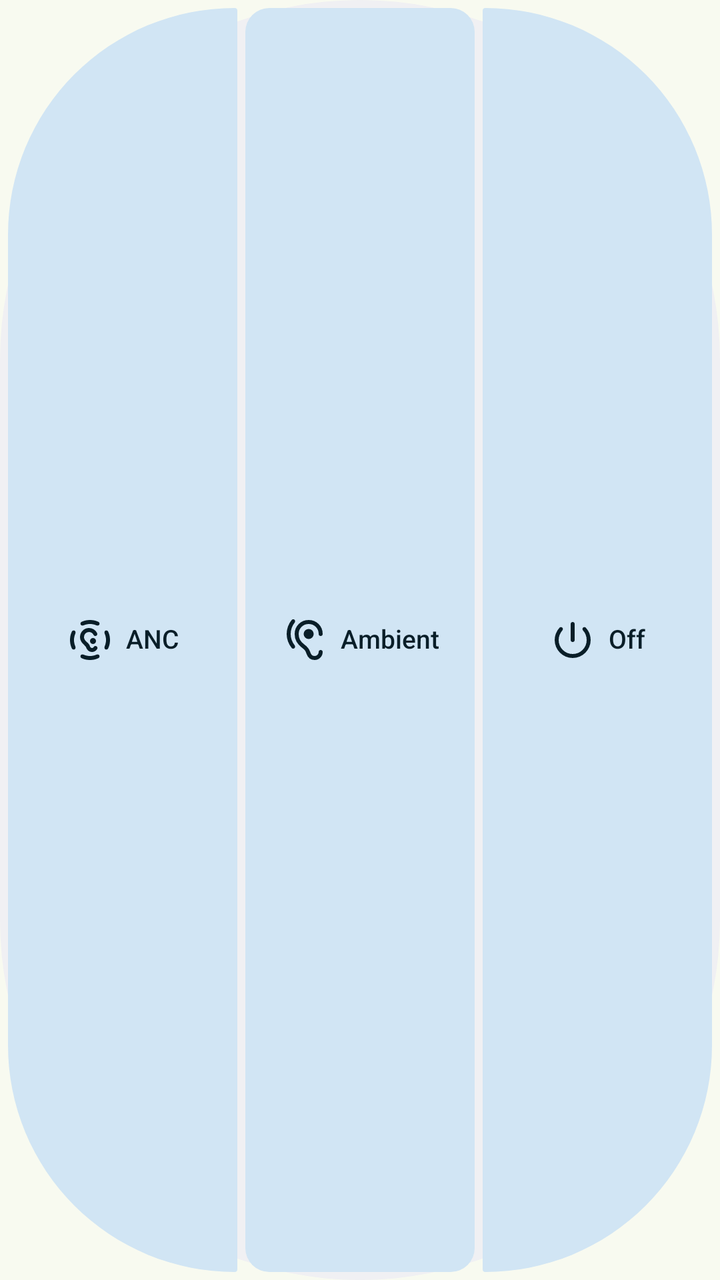
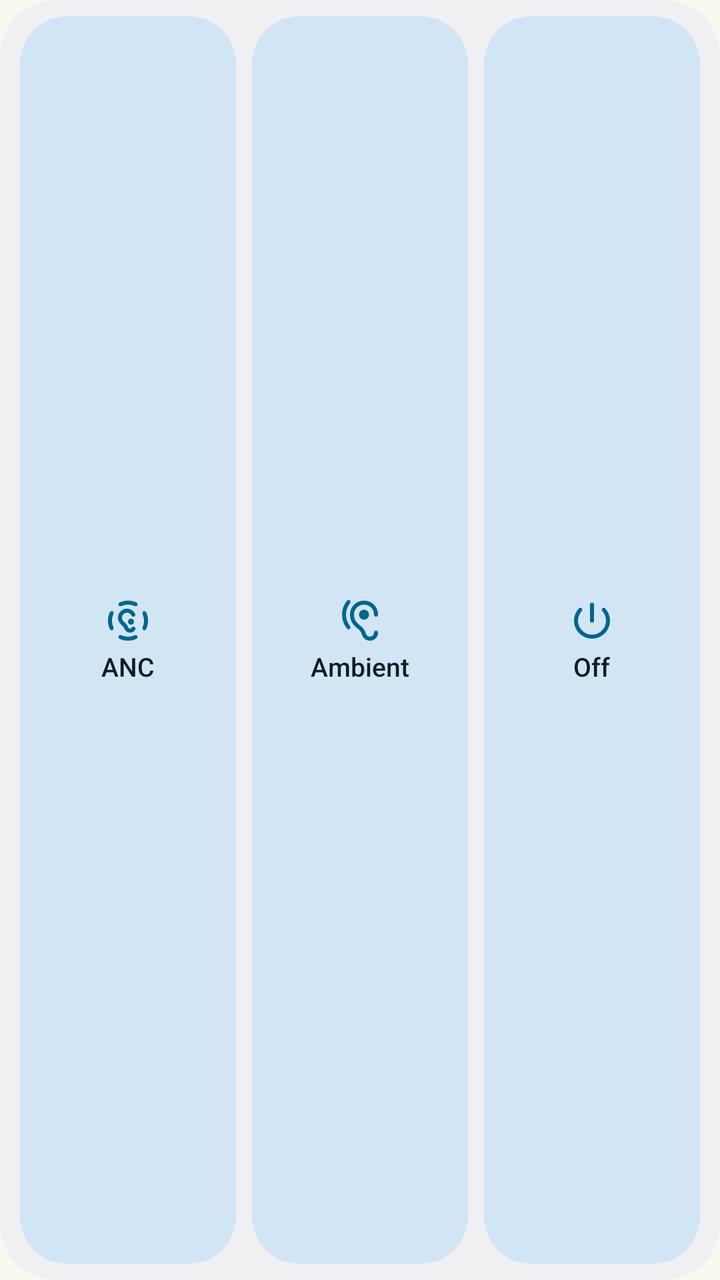

An Android layout rendered at two revisions. The XML below is the earlier revision; the diff shows what the commit changed to produce the second picture.
<!-- AndroidManifest.xml: application theme Theme.Hush -->
<!-- res/layout/widget_modes.xml -->
<LinearLayout xmlns:android="http://schemas.android.com/apk/res/android" android:id="@android:id/background"
        android:layout_width="match_parent" android:layout_height="match_parent"
        android:orientation="horizontal"
        android:background="@drawable/w_bg" android:padding="4dp">
        <LinearLayout android:id="@+id/w_anc"
            android:layout_width="0dp" android:layout_height="match_parent"
            android:layout_weight="1"
            android:gravity="center" android:orientation="horizontal"
            android:clickable="true" android:focusable="true"
            android:background="@drawable/w_tile_start">
            <ImageView android:id="@+id/w_anc_icon"
                android:layout_width="24dp" android:layout_height="24dp"
                android:importantForAccessibility="no"
                android:src="@drawable/w_icon_noise_control_off" />
            <TextView android:id="@+id/w_anc_label"
                android:layout_width="wrap_content" android:layout_height="wrap_content"
                android:paddingStart="6dp" android:fontFamily="sans-serif-medium"
                android:includeFontPadding="false" android:singleLine="true"
                android:importantForAccessibility="no"
                android:textSize="13sp" android:textColor="@color/w_off_text"
                android:text="ANC" />
        </LinearLayout>
        <LinearLayout android:id="@+id/w_amb"
            android:layout_width="0dp" android:layout_height="match_parent"
            android:layout_weight="1" android:layout_marginStart="4dp"
            android:gravity="center" android:orientation="horizontal"
            android:clickable="true" android:focusable="true"
            android:background="@drawable/w_tile_middle">
            <ImageView android:id="@+id/w_amb_icon"
                android:layout_width="24dp" android:layout_height="24dp"
                android:importantForAccessibility="no"
                android:src="@drawable/w_icon_hearing" />
            <TextView android:id="@+id/w_amb_label"
                android:layout_width="wrap_content" android:layout_height="wrap_content"
                android:paddingStart="6dp" android:fontFamily="sans-serif-medium"
                android:includeFontPadding="false" android:singleLine="true"
                android:importantForAccessibility="no"
                android:textSize="13sp" android:textColor="@color/w_off_text"
                android:text="Ambient" />
        </LinearLayout>
        <LinearLayout android:id="@+id/w_off"
            android:layout_width="0dp" android:layout_height="match_parent"
            android:layout_weight="1" android:layout_marginStart="4dp"
            android:gravity="center" android:orientation="horizontal"
            android:clickable="true" android:focusable="true"
            android:background="@drawable/w_tile_end">
            <ImageView android:id="@+id/w_off_icon"
                android:layout_width="24dp" android:layout_height="24dp"
                android:importantForAccessibility="no"
                android:src="@drawable/w_icon_power_settings_new" />
            <TextView android:id="@+id/w_off_label"
                android:layout_width="wrap_content" android:layout_height="wrap_content"
                android:paddingStart="6dp" android:fontFamily="sans-serif-medium"
                android:includeFontPadding="false" android:singleLine="true"
                android:importantForAccessibility="no"
                android:textSize="13sp" android:textColor="@color/w_off_text"
                android:text="Off" />
        </LinearLayout>
    </LinearLayout>
<!-- resources referenced by this layout -->
<resources>
  <!-- drawable w_bg (drawable) -->
  <shape xmlns:android="http://schemas.android.com/apk/res/android" android:shape="rectangle"><solid android:color="@color/w_bg" /><corners android:radius="999dp" /></shape>
  <!-- drawable w_icon_hearing (drawable) -->
  <vector xmlns:android="http://schemas.android.com/apk/res/android" android:width="24dp" android:height="24dp" android:viewportWidth="960" android:viewportHeight="960" android:tint="@color/w_off_text"><group android:translateY="960"><path android:fillColor="#FFFFFFFF" android:pathData="M200-600q0 63 20.5 119.5T278-377q11 14 11 30.5T277-318q-13 12-30 10.5T219-323q-46-57-72.5-128T120-600q0-80 26.5-151T219-879q11-14 28-15.5t30 10.5q12 12 12 28.5T278-825q-37 47-57.5 104T200-600Zm360 100q-42 0-71-29.5T460-600q0-42 29-71t71-29q42 0 71 29t29 71q0 41-29 70.5T560-500Zm200 260q0-17 11.5-28.5T800-280q17 0 28.5 11.5T840-240q0 66-47 113T680-80q-62 0-101.5-31T518-202q-17-50-32.5-70T414-336q-62-50-98-113t-36-151q0-119 80.5-199.5T560-880q119 0 199.5 80.5T840-600q0 17-11.5 28.5T800-560q-17 0-28.5-11.5T760-600q0-85-57.5-142.5T560-800q-85 0-142.5 57.5T360-600q0 68 27 116t77 86q52 38 81 74t43 78q14 44 33.5 65t58.5 21q33 0 56.5-23.5T760-240Z" /></group></vector>
  <!-- drawable w_icon_noise_control_off (drawable) -->
  <vector xmlns:android="http://schemas.android.com/apk/res/android" android:width="24dp" android:height="24dp" android:viewportWidth="960" android:viewportHeight="960" android:tint="@color/w_off_text"><group android:translateY="960"><path android:fillColor="#FFFFFFFF" android:pathData="M480-80q-50 0-90-9.5T313-116q-16-8-22-24.5t2-31.5q8-15 25-18.5t33 3.5q30 13 62 20t67 7q35 0 67-7t62-20q16-7 33-3.5t25 18.5q8 15 2 31.5T647-116q-37 17-77 26.5T480-80ZM160-480q0 35 7 67t20 62q7 16 3.5 33T172-293q-15 8-31.5 2T116-313q-17-37-26.5-77T80-480q0-50 9.5-90t26.5-77q8-16 24.5-22t31.5 2q15 8 18.5 25t-3.5 33q-13 30-20 62t-7 67Zm640 0q0-35-7-67t-20-62q-7-16-3.5-33t18.5-25q15-8 31.5-2t24.5 22q17 37 26.5 77t9.5 90q0 50-9.5 90T844-313q-8 16-24.5 22t-31.5-2q-15-8-18.5-25t3.5-33q13-30 20-62t7-67ZM480-800q-35 0-67 7t-62 20q-16 7-33 3.5T293-788q-8-15-2-31.5t22-24.5q37-17 77-26.5t90-9.5q50 0 90 9.5t77 26.5q16 8 22 24.5t-2 31.5q-8 15-25 18.5t-33-3.5q-30-13-62-20t-67-7Zm39 560q-39 0-70-24t-45-62q-3-8-6.5-15.5T388-355l-50-51q-26-26-42-60t-16-72q0-75 52.5-128.5T460-720q52 0 95.5 27.5T622-618q10 20-1.5 39T586-560q-12 0-21.5-6.5T550-584q-13-26-37-41t-53-15q-42 0-71 29t-29 71q0 21 7.5 40t22.5 34l55 54q14 14 22.5 30.5T482-347q5 12 15 19.5t23 7.5q11 0 20.5-5.5T555-341q5-9 14-14t20-5q23 0 35 19t1 39q-16 29-44.5 45.5T519-240Zm21-160q25 0 42.5-17.5T600-460q0-25-17.5-42.5T540-520q-25 0-42.5 17.5T480-460q0 25 17.5 42.5T540-400Z" /></group></vector>
  <!-- drawable w_icon_power_settings_new (drawable) -->
  <vector xmlns:android="http://schemas.android.com/apk/res/android" android:width="24dp" android:height="24dp" android:viewportWidth="960" android:viewportHeight="960" android:tint="@color/w_off_text"><group android:translateY="960"><path android:fillColor="#FFFFFFFF" android:pathData="M440-480v-320q0-17 11.5-28.5T480-840q17 0 28.5 11.5T520-800v320q0 17-11.5 28.5T480-440q-17 0-28.5-11.5T440-480Zm40 360q-74 0-139.5-28.5T226-226q-49-49-77.5-114.5T120-480q0-69 25.5-132.5T217-726q11-12 28-12t29 12q11 11 10 27.5T272-669q-34 38-53 86.5T200-480q0 116 82 198t198 82q117 0 198.5-82T760-480q0-54-19-103.5T687-671q-11-12-11.5-28t10.5-27q12-12 29-12t28 12q47 50 72 113.5T840-480q0 74-28.5 139.5t-77 114.5q-48.5 49-114 77.5T480-120Z" /></group></vector>
  <!-- drawable w_tile_end (drawable) -->
  <ripple xmlns:android="http://schemas.android.com/apk/res/android" android:color="#26FFFFFF"><item><shape android:shape="rectangle"><solid android:color="@color/w_off" /><corners android:topLeftRadius="12dp" android:topRightRadius="999dp" android:bottomRightRadius="999dp" android:bottomLeftRadius="12dp" /></shape></item><item android:id="@android:id/mask"><shape android:shape="rectangle"><solid android:color="#FFFFFFFF" /><corners android:topLeftRadius="12dp" android:topRightRadius="999dp" android:bottomRightRadius="999dp" android:bottomLeftRadius="12dp" /></shape></item></ripple>
  <!-- drawable w_tile_middle (drawable) -->
  <ripple xmlns:android="http://schemas.android.com/apk/res/android" android:color="#26FFFFFF"><item><shape android:shape="rectangle"><solid android:color="@color/w_off" /><corners android:topLeftRadius="12dp" android:topRightRadius="12dp" android:bottomRightRadius="12dp" android:bottomLeftRadius="12dp" /></shape></item><item android:id="@android:id/mask"><shape android:shape="rectangle"><solid android:color="#FFFFFFFF" /><corners android:topLeftRadius="12dp" android:topRightRadius="12dp" android:bottomRightRadius="12dp" android:bottomLeftRadius="12dp" /></shape></item></ripple>
  <!-- drawable w_tile_start (drawable) -->
  <ripple xmlns:android="http://schemas.android.com/apk/res/android" android:color="#26FFFFFF"><item><shape android:shape="rectangle"><solid android:color="@color/w_off" /><corners android:topLeftRadius="999dp" android:topRightRadius="12dp" android:bottomRightRadius="12dp" android:bottomLeftRadius="999dp" /></shape></item><item android:id="@android:id/mask"><shape android:shape="rectangle"><solid android:color="#FFFFFFFF" /><corners android:topLeftRadius="999dp" android:topRightRadius="12dp" android:bottomRightRadius="12dp" android:bottomLeftRadius="999dp" /></shape></item></ripple>
  <!-- unchanged entries left out for length: 4 -->
</resources>

<!-- the commit's change to res/layout/widget_modes.xml (unified diff, before → after) -->
@@ -1,11 +1,11 @@
 <LinearLayout xmlns:android="http://schemas.android.com/apk/res/android" android:id="@android:id/background"
         android:layout_width="match_parent" android:layout_height="match_parent"
         android:orientation="horizontal"
-        android:background="@drawable/w_bg" android:padding="4dp">
+        android:background="@drawable/w_bg" android:paddingHorizontal="10dp" android:paddingVertical="8dp">
         <LinearLayout android:id="@+id/w_anc"
             android:layout_width="0dp" android:layout_height="match_parent"
             android:layout_weight="1"
-            android:gravity="center" android:orientation="horizontal"
+            android:gravity="center" android:orientation="vertical"
             android:clickable="true" android:focusable="true"
             android:background="@drawable/w_tile_start">
             <ImageView android:id="@+id/w_anc_icon"
@@ -14,7 +14,7 @@
                 android:src="@drawable/w_icon_noise_control_off" />
             <TextView android:id="@+id/w_anc_label"
                 android:layout_width="wrap_content" android:layout_height="wrap_content"
-                android:paddingStart="6dp" android:fontFamily="sans-serif-medium"
+                android:paddingTop="4dp" android:fontFamily="sans-serif-medium"
                 android:includeFontPadding="false" android:singleLine="true"
                 android:importantForAccessibility="no"
                 android:textSize="13sp" android:textColor="@color/w_off_text"
@@ -22,8 +22,8 @@
         </LinearLayout>
         <LinearLayout android:id="@+id/w_amb"
             android:layout_width="0dp" android:layout_height="match_parent"
-            android:layout_weight="1" android:layout_marginStart="4dp"
-            android:gravity="center" android:orientation="horizontal"
+            android:layout_weight="1" android:layout_marginStart="8dp"
+            android:gravity="center" android:orientation="vertical"
             android:clickable="true" android:focusable="true"
             android:background="@drawable/w_tile_middle">
             <ImageView android:id="@+id/w_amb_icon"
@@ -32,7 +32,7 @@
                 android:src="@drawable/w_icon_hearing" />
             <TextView android:id="@+id/w_amb_label"
                 android:layout_width="wrap_content" android:layout_height="wrap_content"
-                android:paddingStart="6dp" android:fontFamily="sans-serif-medium"
+                android:paddingTop="4dp" android:fontFamily="sans-serif-medium"
                 android:includeFontPadding="false" android:singleLine="true"
                 android:importantForAccessibility="no"
                 android:textSize="13sp" android:textColor="@color/w_off_text"
@@ -40,8 +40,8 @@
         </LinearLayout>
         <LinearLayout android:id="@+id/w_off"
             android:layout_width="0dp" android:layout_height="match_parent"
-            android:layout_weight="1" android:layout_marginStart="4dp"
-            android:gravity="center" android:orientation="horizontal"
+            android:layout_weight="1" android:layout_marginStart="8dp"
+            android:gravity="center" android:orientation="vertical"
             android:clickable="true" android:focusable="true"
             android:background="@drawable/w_tile_end">
             <ImageView android:id="@+id/w_off_icon"
@@ -50,7 +50,7 @@
                 android:src="@drawable/w_icon_power_settings_new" />
             <TextView android:id="@+id/w_off_label"
                 android:layout_width="wrap_content" android:layout_height="wrap_content"
-                android:paddingStart="6dp" android:fontFamily="sans-serif-medium"
+                android:paddingTop="4dp" android:fontFamily="sans-serif-medium"
                 android:includeFontPadding="false" android:singleLine="true"
                 android:importantForAccessibility="no"
                 android:textSize="13sp" android:textColor="@color/w_off_text"
<!-- resource entries referenced after the edit -->
@@ -1,19 +1,20 @@
 <!-- resources referenced by this layout -->
 <resources>
   <!-- drawable w_bg (drawable) -->
-  <shape xmlns:android="http://schemas.android.com/apk/res/android" android:shape="rectangle"><solid android:color="@color/w_bg" /><corners android:radius="999dp" /></shape>
+  <shape xmlns:android="http://schemas.android.com/apk/res/android" android:shape="rectangle"><solid android:color="@color/w_bg"/><corners android:radius="28dp"/></shape>
   <!-- drawable w_icon_hearing (drawable) -->
-  <vector xmlns:android="http://schemas.android.com/apk/res/android" android:width="24dp" android:height="24dp" android:viewportWidth="960" android:viewportHeight="960" android:tint="@color/w_off_text"><group android:translateY="960"><path android:fillColor="#FFFFFFFF" android:pathData="M200-600q0 63 20.5 119.5T278-377q11 14 11 30.5T277-318q-13 12-30 10.5T219-323q-46-57-72.5-128T120-600q0-80 26.5-151T219-879q11-14 28-15.5t30 10.5q12 12 12 28.5T278-825q-37 47-57.5 104T200-600Zm360 100q-42 0-71-29.5T460-600q0-42 29-71t71-29q42 0 71 29t29 71q0 41-29 70.5T560-500Zm200 260q0-17 11.5-28.5T800-280q17 0 28.5 11.5T840-240q0 66-47 113T680-80q-62 0-101.5-31T518-202q-17-50-32.5-70T414-336q-62-50-98-113t-36-151q0-119 80.5-199.5T560-880q119 0 199.5 80.5T840-600q0 17-11.5 28.5T800-560q-17 0-28.5-11.5T760-600q0-85-57.5-142.5T560-800q-85 0-142.5 57.5T360-600q0 68 27 116t77 86q52 38 81 74t43 78q14 44 33.5 65t58.5 21q33 0 56.5-23.5T760-240Z" /></group></vector>
+  <vector xmlns:android="http://schemas.android.com/apk/res/android" android:width="24dp" android:height="24dp" android:viewportWidth="960" android:viewportHeight="960" android:tint="@color/w_on"><group android:translateY="960"><path android:fillColor="#FFFFFFFF" android:pathData="M200-600q0 63 20.5 119.5T278-377q11 14 11 30.5T277-318q-13 12-30 10.5T219-323q-46-57-72.5-128T120-600q0-80 26.5-151T219-879q11-14 28-15.5t30 10.5q12 12 12 28.5T278-825q-37 47-57.5 104T200-600Zm360 100q-42 0-71-29.5T460-600q0-42 29-71t71-29q42 0 71 29t29 71q0 41-29 70.5T560-500Zm200 260q0-17 11.5-28.5T800-280q17 0 28.5 11.5T840-240q0 66-47 113T680-80q-62 0-101.5-31T518-202q-17-50-32.5-70T414-336q-62-50-98-113t-36-151q0-119 80.5-199.5T560-880q119 0 199.5 80.5T840-600q0 17-11.5 28.5T800-560q-17 0-28.5-11.5T760-600q0-85-57.5-142.5T560-800q-85 0-142.5 57.5T360-600q0 68 27 116t77 86q52 38 81 74t43 78q14 44 33.5 65t58.5 21q33 0 56.5-23.5T760-240Z" /></group></vector>
   <!-- drawable w_icon_noise_control_off (drawable) -->
-  <vector xmlns:android="http://schemas.android.com/apk/res/android" android:width="24dp" android:height="24dp" android:viewportWidth="960" android:viewportHeight="960" android:tint="@color/w_off_text"><group android:translateY="960"><path android:fillColor="#FFFFFFFF" android:pathData="M480-80q-50 0-90-9.5T313-116q-16-8-22-24.5t2-31.5q8-15 25-18.5t33 3.5q30 13 62 20t67 7q35 0 67-7t62-20q16-7 33-3.5t25 18.5q8 15 2 31.5T647-116q-37 17-77 26.5T480-80ZM160-480q0 35 7 67t20 62q7 16 3.5 33T172-293q-15 8-31.5 2T116-313q-17-37-26.5-77T80-480q0-50 9.5-90t26.5-77q8-16 24.5-22t31.5 2q15 8 18.5 25t-3.5 33q-13 30-20 62t-7 67Zm640 0q0-35-7-67t-20-62q-7-16-3.5-33t18.5-25q15-8 31.5-2t24.5 22q17 37 26.5 77t9.5 90q0 50-9.5 90T844-313q-8 16-24.5 22t-31.5-2q-15-8-18.5-25t3.5-33q13-30 20-62t7-67ZM480-800q-35 0-67 7t-62 20q-16 7-33 3.5T293-788q-8-15-2-31.5t22-24.5q37-17 77-26.5t90-9.5q50 0 90 9.5t77 26.5q16 8 22 24.5t-2 31.5q-8 15-25 18.5t-33-3.5q-30-13-62-20t-67-7Zm39 560q-39 0-70-24t-45-62q-3-8-6.5-15.5T388-355l-50-51q-26-26-42-60t-16-72q0-75 52.5-128.5T460-720q52 0 95.5 27.5T622-618q10 20-1.5 39T586-560q-12 0-21.5-6.5T550-584q-13-26-37-41t-53-15q-42 0-71 29t-29 71q0 21 7.5 40t22.5 34l55 54q14 14 22.5 30.5T482-347q5 12 15 19.5t23 7.5q11 0 20.5-5.5T555-341q5-9 14-14t20-5q23 0 35 19t1 39q-16 29-44.5 45.5T519-240Zm21-160q25 0 42.5-17.5T600-460q0-25-17.5-42.5T540-520q-25 0-42.5 17.5T480-460q0 25 17.5 42.5T540-400Z" /></group></vector>
+  <vector xmlns:android="http://schemas.android.com/apk/res/android" android:width="24dp" android:height="24dp" android:viewportWidth="960" android:viewportHeight="960" android:tint="@color/w_on"><group android:translateY="960"><path android:fillColor="#FFFFFFFF" android:pathData="M480-80q-50 0-90-9.5T313-116q-16-8-22-24.5t2-31.5q8-15 25-18.5t33 3.5q30 13 62 20t67 7q35 0 67-7t62-20q16-7 33-3.5t25 18.5q8 15 2 31.5T647-116q-37 17-77 26.5T480-80ZM160-480q0 35 7 67t20 62q7 16 3.5 33T172-293q-15 8-31.5 2T116-313q-17-37-26.5-77T80-480q0-50 9.5-90t26.5-77q8-16 24.5-22t31.5 2q15 8 18.5 25t-3.5 33q-13 30-20 62t-7 67Zm640 0q0-35-7-67t-20-62q-7-16-3.5-33t18.5-25q15-8 31.5-2t24.5 22q17 37 26.5 77t9.5 90q0 50-9.5 90T844-313q-8 16-24.5 22t-31.5-2q-15-8-18.5-25t3.5-33q13-30 20-62t7-67ZM480-800q-35 0-67 7t-62 20q-16 7-33 3.5T293-788q-8-15-2-31.5t22-24.5q37-17 77-26.5t90-9.5q50 0 90 9.5t77 26.5q16 8 22 24.5t-2 31.5q-8 15-25 18.5t-33-3.5q-30-13-62-20t-67-7Zm39 560q-39 0-70-24t-45-62q-3-8-6.5-15.5T388-355l-50-51q-26-26-42-60t-16-72q0-75 52.5-128.5T460-720q52 0 95.5 27.5T622-618q10 20-1.5 39T586-560q-12 0-21.5-6.5T550-584q-13-26-37-41t-53-15q-42 0-71 29t-29 71q0 21 7.5 40t22.5 34l55 54q14 14 22.5 30.5T482-347q5 12 15 19.5t23 7.5q11 0 20.5-5.5T555-341q5-9 14-14t20-5q23 0 35 19t1 39q-16 29-44.5 45.5T519-240Zm21-160q25 0 42.5-17.5T600-460q0-25-17.5-42.5T540-520q-25 0-42.5 17.5T480-460q0 25 17.5 42.5T540-400Z" /></group></vector>
   <!-- drawable w_icon_power_settings_new (drawable) -->
-  <vector xmlns:android="http://schemas.android.com/apk/res/android" android:width="24dp" android:height="24dp" android:viewportWidth="960" android:viewportHeight="960" android:tint="@color/w_off_text"><group android:translateY="960"><path android:fillColor="#FFFFFFFF" android:pathData="M440-480v-320q0-17 11.5-28.5T480-840q17 0 28.5 11.5T520-800v320q0 17-11.5 28.5T480-440q-17 0-28.5-11.5T440-480Zm40 360q-74 0-139.5-28.5T226-226q-49-49-77.5-114.5T120-480q0-69 25.5-132.5T217-726q11-12 28-12t29 12q11 11 10 27.5T272-669q-34 38-53 86.5T200-480q0 116 82 198t198 82q117 0 198.5-82T760-480q0-54-19-103.5T687-671q-11-12-11.5-28t10.5-27q12-12 29-12t28 12q47 50 72 113.5T840-480q0 74-28.5 139.5t-77 114.5q-48.5 49-114 77.5T480-120Z" /></group></vector>
+  <vector xmlns:android="http://schemas.android.com/apk/res/android" android:width="24dp" android:height="24dp" android:viewportWidth="960" android:viewportHeight="960" android:tint="@color/w_on"><group android:translateY="960"><path android:fillColor="#FFFFFFFF" android:pathData="M440-480v-320q0-17 11.5-28.5T480-840q17 0 28.5 11.5T520-800v320q0 17-11.5 28.5T480-440q-17 0-28.5-11.5T440-480Zm40 360q-74 0-139.5-28.5T226-226q-49-49-77.5-114.5T120-480q0-69 25.5-132.5T217-726q11-12 28-12t29 12q11 11 10 27.5T272-669q-34 38-53 86.5T200-480q0 116 82 198t198 82q117 0 198.5-82T760-480q0-54-19-103.5T687-671q-11-12-11.5-28t10.5-27q12-12 29-12t28 12q47 50 72 113.5T840-480q0 74-28.5 139.5t-77 114.5q-48.5 49-114 77.5T480-120Z" /></group></vector>
   <!-- drawable w_tile_end (drawable) -->
-  <ripple xmlns:android="http://schemas.android.com/apk/res/android" android:color="#26FFFFFF"><item><shape android:shape="rectangle"><solid android:color="@color/w_off" /><corners android:topLeftRadius="12dp" android:topRightRadius="999dp" android:bottomRightRadius="999dp" android:bottomLeftRadius="12dp" /></shape></item><item android:id="@android:id/mask"><shape android:shape="rectangle"><solid android:color="#FFFFFFFF" /><corners android:topLeftRadius="12dp" android:topRightRadius="999dp" android:bottomRightRadius="999dp" android:bottomLeftRadius="12dp" /></shape></item></ripple>
+  <ripple xmlns:android="http://schemas.android.com/apk/res/android" android:color="#26FFFFFF"><item><shape android:shape="rectangle"><solid android:color="@color/w_off"/><corners android:radius="24dp"/></shape></item><item android:id="@android:id/mask"><shape android:shape="rectangle"><solid android:color="#FFFFFF"/><corners android:radius="24dp"/></shape></item></ripple>
   <!-- drawable w_tile_middle (drawable) -->
-  <ripple xmlns:android="http://schemas.android.com/apk/res/android" android:color="#26FFFFFF"><item><shape android:shape="rectangle"><solid android:color="@color/w_off" /><corners android:topLeftRadius="12dp" android:topRightRadius="12dp" android:bottomRightRadius="12dp" android:bottomLeftRadius="12dp" /></shape></item><item android:id="@android:id/mask"><shape android:shape="rectangle"><solid android:color="#FFFFFFFF" /><corners android:topLeftRadius="12dp" android:topRightRadius="12dp" android:bottomRightRadius="12dp" android:bottomLeftRadius="12dp" /></shape></item></ripple>
+  <ripple xmlns:android="http://schemas.android.com/apk/res/android" android:color="#26FFFFFF"><item><shape android:shape="rectangle"><solid android:color="@color/w_off"/><corners android:radius="24dp"/></shape></item><item android:id="@android:id/mask"><shape android:shape="rectangle"><solid android:color="#FFFFFF"/><corners android:radius="24dp"/></shape></item></ripple>
   <!-- drawable w_tile_start (drawable) -->
-  <ripple xmlns:android="http://schemas.android.com/apk/res/android" android:color="#26FFFFFF"><item><shape android:shape="rectangle"><solid android:color="@color/w_off" /><corners android:topLeftRadius="999dp" android:topRightRadius="12dp" android:bottomRightRadius="12dp" android:bottomLeftRadius="999dp" /></shape></item><item android:id="@android:id/mask"><shape android:shape="rectangle"><solid android:color="#FFFFFFFF" /><corners android:topLeftRadius="999dp" android:topRightRadius="12dp" android:bottomRightRadius="12dp" android:bottomLeftRadius="999dp" /></shape></item></ripple>
+  <ripple xmlns:android="http://schemas.android.com/apk/res/android" android:color="#26FFFFFF"><item><shape android:shape="rectangle"><solid android:color="@color/w_off"/><corners android:radius="24dp"/></shape></item><item android:id="@android:id/mask"><shape android:shape="rectangle"><solid android:color="#FFFFFF"/><corners android:radius="24dp"/></shape></item></ripple>
+  <color name="w_on">#FF6750A4</color>
   <!-- unchanged entries left out for length: 4 -->
 </resources>
 
